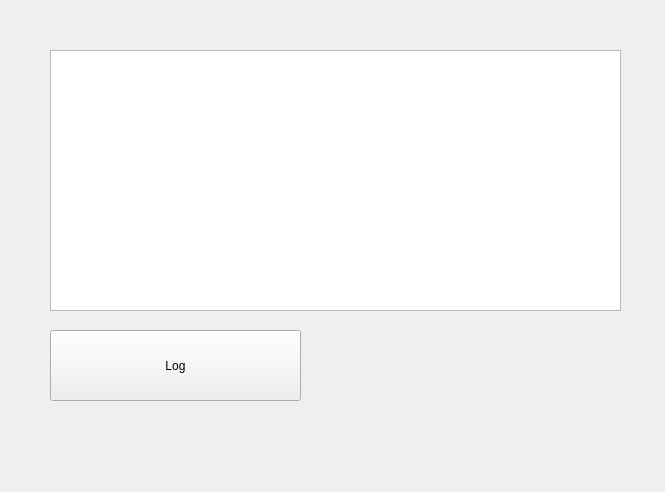
Above: march_rqt_training_log/resource/training_log.ui from project-march/march before the change. Below: the same form after it.
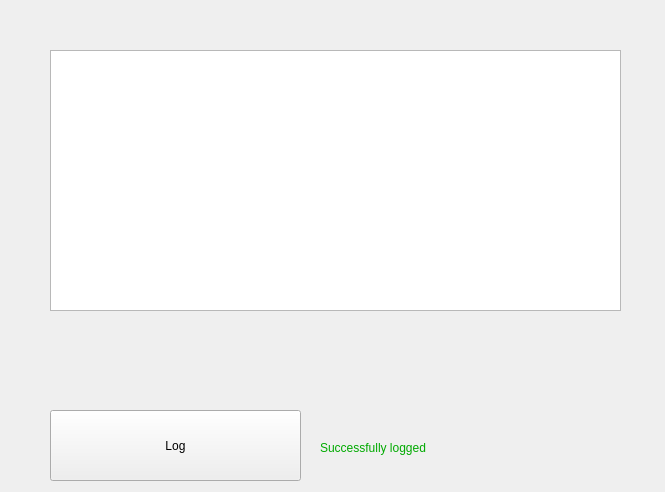
That is the form after the change.

Commit message: add success confirmation of log

The edit to the form file:
```diff
--- a/march_rqt_training_log/resource/training_log.ui
+++ b/march_rqt_training_log/resource/training_log.ui
@@ -17,7 +17,7 @@
    <property name="geometry">
     <rect>
      <x>50</x>
-     <y>330</y>
+     <y>410</y>
      <width>251</width>
      <height>71</height>
     </rect>
@@ -39,6 +39,22 @@
     </rect>
    </property>
   </widget>
+  <widget class="QLabel" name="SuccessLabel">
+   <property name="geometry">
+    <rect>
+     <x>320</x>
+     <y>430</y>
+     <width>281</width>
+     <height>35</height>
+    </rect>
+   </property>
+   <property name="styleSheet">
+    <string notr="true">color: rgb(0, 170, 0)</string>
+   </property>
+   <property name="text">
+    <string>Successfully logged</string>
+   </property>
+  </widget>
  </widget>
  <resources/>
  <connections/>
```
The commit also changes 1 other file.
